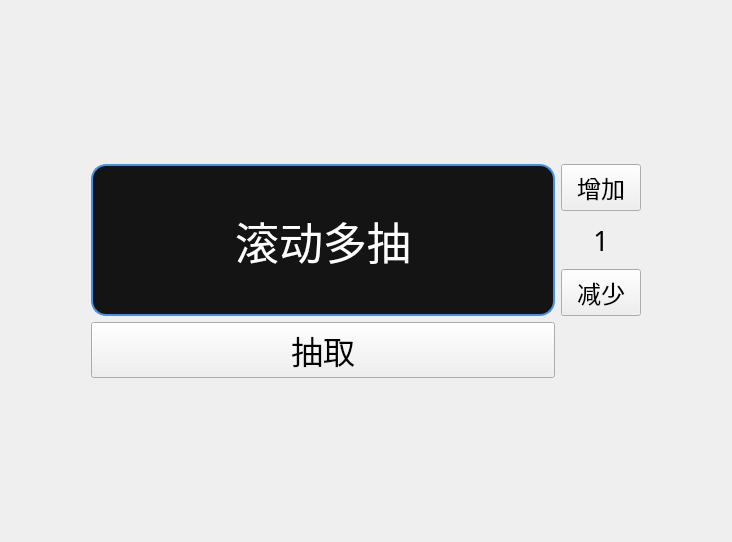
Before: the Qt Designer form ui/WidgetScrollMulti.ui in HQZ-OhNone/randname, drawn with Qt 5.
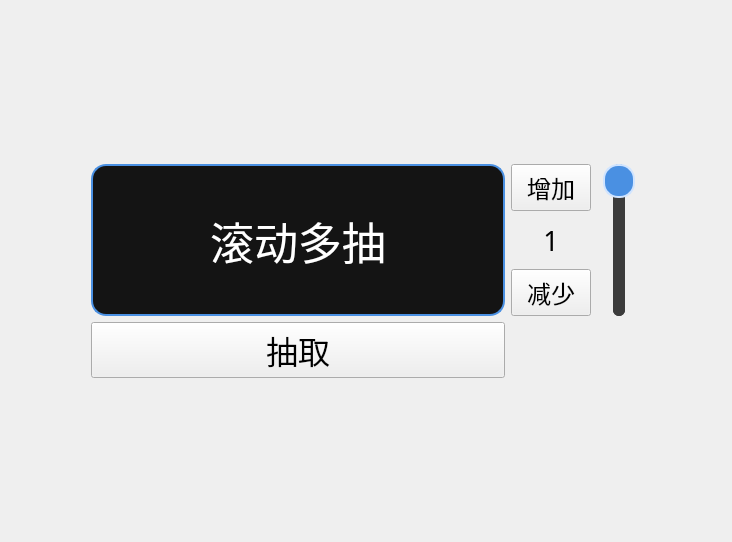
After: the same form once the commit is applied.

Diff of the .ui file:
```diff
--- a/ui/WidgetScrollMulti.ui
+++ b/ui/WidgetScrollMulti.ui
@@ -196,6 +196,70 @@
     </spacer>
    </item>
    <item row="1" column="3">
+    <widget class="QSlider" name="verticalSlider_ScrollMultiQuantity">
+     <property name="minimumSize">
+      <size>
+       <width>44</width>
+       <height>0</height>
+      </size>
+     </property>
+     <property name="maximumSize">
+      <size>
+       <width>56</width>
+       <height>16777215</height>
+      </size>
+     </property>
+     <property name="sizePolicy">
+      <sizepolicy hsizetype="Fixed" vsizetype="Expanding">
+       <horstretch>0</horstretch>
+       <verstretch>0</verstretch>
+      </sizepolicy>
+     </property>
+     <property name="styleSheet">
+      <string notr="true">QSlider::groove:vertical {
+    background: rgba(60, 60, 60, 255);
+    width: 12px;
+    border-radius: 6px;
+}
+QSlider::sub-page:vertical {
+    background: #4A90E2;
+    border-radius: 6px;
+}
+QSlider::add-page:vertical {
+    background: rgba(60, 60, 60, 255);
+    border-radius: 6px;
+}
+QSlider::handle:vertical {
+    background: #4A90E2;
+    border: 2px solid #D0E4FF;
+    height: 30px;
+    width: 30px;
+    margin: 0 -10px;
+    border-radius: 15px;
+}
+</string>
+     </property>
+     <property name="minimum">
+      <number>1</number>
+     </property>
+     <property name="maximum">
+      <number>1</number>
+     </property>
+     <property name="singleStep">
+      <number>1</number>
+     </property>
+     <property name="pageStep">
+      <number>1</number>
+     </property>
+     <property name="value">
+      <number>1</number>
+     </property>
+     <property name="orientation">
+      <enum>Qt::Orientation::Vertical</enum>
+     </property>
+    </widget>
+   </item>
+   <item row="1" column="4">
     <spacer name="horizontalSpacer_2">
      <property name="orientation">
       <enum>Qt::Orientation::Horizontal</enum>
```
